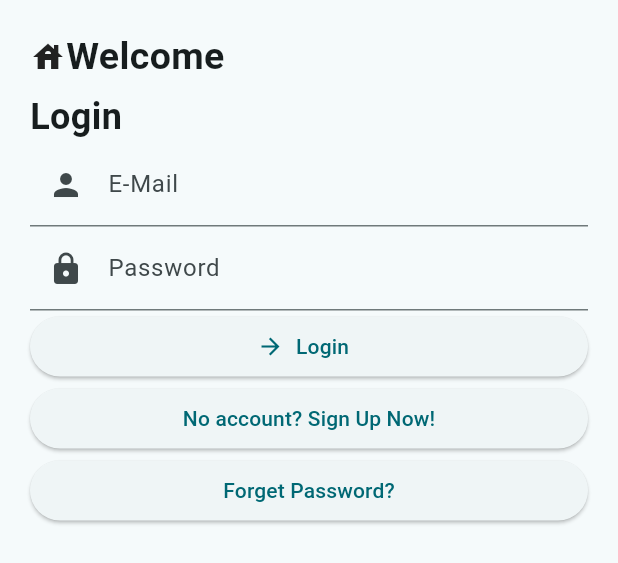
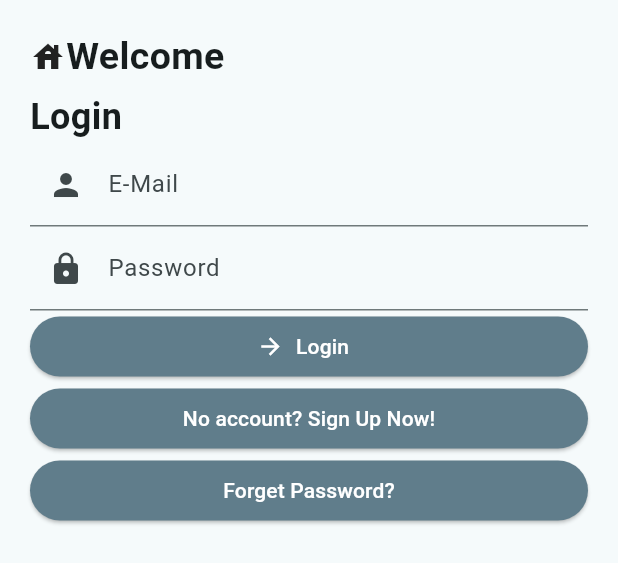
Before and after one commit to comhendrik/hmly, a Flutter app: the AuthenticationWidget widget shown alone on an empty page, opened directly, on a phone screen of 412 x 824 dp. Shown: the top 563 px of the screen. Run offline on Flutter 3.47's test engine with Material 2 defaults, Android fonts, the phone set to English and light mode, and no system bars; our stand-ins replace dartz, equatable, flutter_bloc, get_it, internet_connection_checker, pocketbase and 2 more; accounts and stored records are empty; generated files the repository leaves out were written again; statements that could not run were skipped.

Commit message:
custom elevated buttons

```diff
--- /dev/null
+++ b/lib/core/widgets/custom_button.dart
@@ -0,0 +1,44 @@
+import 'package:flutter/material.dart';
+
+class CustomIconElevatedButton extends StatelessWidget {
+  final IconData icon;
+  final String buttonText;
+  final Function() action;
+
+  const CustomIconElevatedButton({
+    super.key,
+    required this.icon,
+    required this.buttonText,
+    required this.action
+  });
+
+  @override
+  Widget build(BuildContext context) {
+    return ElevatedButton.icon(
+      onPressed: action,
+      style: const ButtonStyle(backgroundColor: MaterialStatePropertyAll<Color>(Colors.blueGrey)),
+      icon: Icon(icon, color: Colors.white,),
+      label: Text(buttonText, style: const TextStyle(color: Colors.white),),
+    );
+  }
+}
+
+class CustomElevatedButton extends StatelessWidget {
+  final String buttonText;
+  final Function()? action;
+
+  const CustomElevatedButton({
+    super.key,
+    required this.buttonText,
+    required this.action
+  });
+
+  @override
+  Widget build(BuildContext context) {
+    return ElevatedButton(
+      onPressed: action,
+      style: ButtonStyle(backgroundColor: MaterialStatePropertyAll<Color>(action == null ? Colors.grey : Colors.blueGrey)),
+      child: Text(buttonText, style: const TextStyle(color: Colors.white),),
+    );
+  }
+}
--- a/lib/features/authentication/data/datasources/auth_data_source.dart
+++ b/lib/features/authentication/data/datasources/auth_data_source.dart
@@ -247,6 +247,7 @@ class AuthDataSourceImpl implements AuthDataSource {
   @override
   Future<void> deleteUser(User user) async {
     try {
+      //TODO: Delete data from points table
       userRecordService.delete(user.id);
     } on ClientException catch(err) {
       throw ServerException(response: err.response);
--- a/lib/features/authentication/presentation/widgets/authentication.dart
+++ b/lib/features/authentication/presentation/widgets/authentication.dart
@@ -1,5 +1,6 @@
 import 'package:flutter/material.dart';
 import 'package:flutter_bloc/flutter_bloc.dart';
+import 'package:hmly/core/widgets/custom_button.dart';
 import 'package:hmly/features/authentication/presentation/bloc/auth_bloc.dart';
 import 'package:flutter_gen/gen_l10n/app_localizations.dart';
 import 'widgets.dart';
@@ -162,8 +163,10 @@ class _AuthenticationWidget extends State<AuthenticationWidget> {
                   ),
                 ],
               ),
-            ElevatedButton.icon(
-                onPressed: () {
+            CustomIconElevatedButton(
+                icon: Icons.arrow_forward,
+                buttonText: showLogin ? AppLocalizations.of(context)!.login : AppLocalizations.of(context)!.signup,
+                action: () {
                   if (_formKey.currentState!.validate()) {
                     if (showLogin) {
                       login(emailStr, passwordStr);
@@ -171,29 +174,26 @@ class _AuthenticationWidget extends State<AuthenticationWidget> {
                       signUp(emailStr, passwordStr, passwordConfirmStr, usernameStr, nameStr);
                     }
                   }
-                },
-                icon: const Icon(Icons.arrow_forward),
-                label: Text(showLogin ? AppLocalizations.of(context)!.login : AppLocalizations.of(context)!.signup)
+                }
             ),
-
-            ElevatedButton(
-                onPressed: () {
+            CustomElevatedButton(
+                buttonText: showLogin ? AppLocalizations.of(context)!.signUpQuestion : AppLocalizations.of(context)!.loginQuestion,
+                action: () {
                   setState(() {
                     showLogin = !showLogin;
                   });
-                },
-                child: showLogin ? Text(AppLocalizations.of(context)!.signUpQuestion) : Text(AppLocalizations.of(context)!.loginQuestion)
+                }
             ),
-            ElevatedButton(
-                onPressed: () {
+            CustomElevatedButton(
+                buttonText: AppLocalizations.of(context)!.forgetPassword,
+                action: () {
                   Navigator.of(context).push(
                     MaterialPageRoute(
                         builder: (newContext) => ForgetPasswordWidget(ancestorContext: context)
                     ),
                   );
-                },
-                child: Text(AppLocalizations.of(context)!.forgetPassword)
-            ),
+                }
+            )
           ],
         ),
       )
--- a/lib/features/household_task/presentation/widgets/task_input_widget.dart
+++ b/lib/features/household_task/presentation/widgets/task_input_widget.dart
@@ -113,6 +113,7 @@ class _TaskInputWidgetState extends State<TaskInputWidget> {
             children: [
               Container(
                 padding: const EdgeInsets.symmetric(vertical: 20, horizontal: 5),
+                //Not Custom, because it is a cancel button
                 child: ElevatedButton.icon(
                     icon: const Icon(Icons.cancel),
                     style: ElevatedButton.styleFrom(
@@ -131,6 +132,7 @@ class _TaskInputWidgetState extends State<TaskInputWidget> {
               ),
               Container(
                 padding: const EdgeInsets.symmetric(vertical: 20, horizontal: 5),
+                //Not custom because it is an proceed button
                 child: ElevatedButton.icon(
                     icon: const Icon(Icons.add),
                     style: ElevatedButton.styleFrom(
```
Also changed, not shown: lib/core/widgets/bloc_error_widget.dart (+5 -13 lines), lib/core/widgets/custom_process_indicator_widget.dart (+8 -14 lines), lib/features/authentication/presentation/pages/add_auth_data_to_household_page.dart (+13 -12 lines), lib/features/authentication/presentation/widgets/change_user_attributes_widget.dart (+6 -5 lines), lib/features/authentication/presentation/widgets/forget_password_widget.dart (+6 -5 lines), lib/features/authentication/presentation/widgets/verify_widget.dart (+18 -57 lines), lib/features/charts/presentation/widgets/historical_data_calendar.dart (+4 -4 lines), lib/features/household/presentation/pages/household_main_page.dart (+10 -8 lines), lib/features/household/presentation/widgets/household_information_card.dart (+6 -7 lines).
